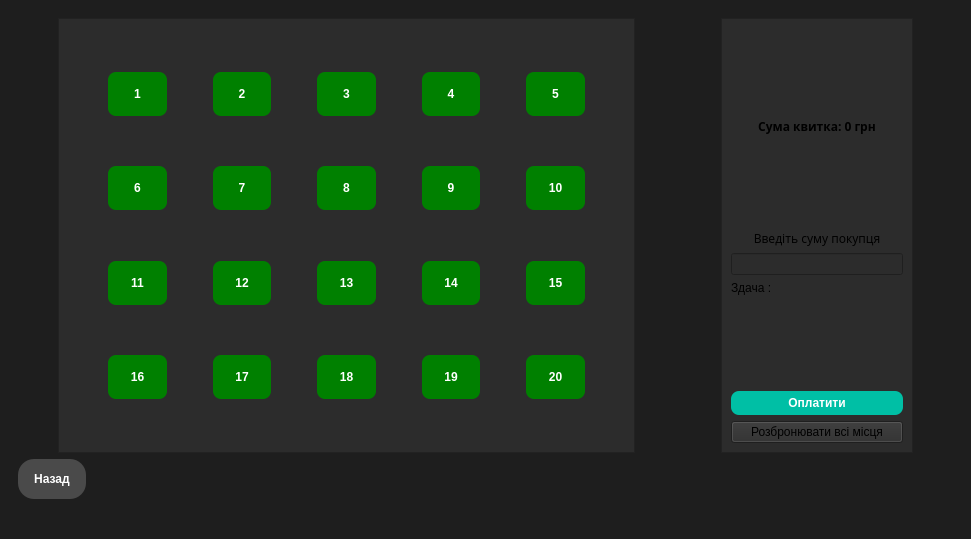
This is mainwindow.ui in Woratt/Cinema as Qt 5 draws it before an edit. The edited form follows.
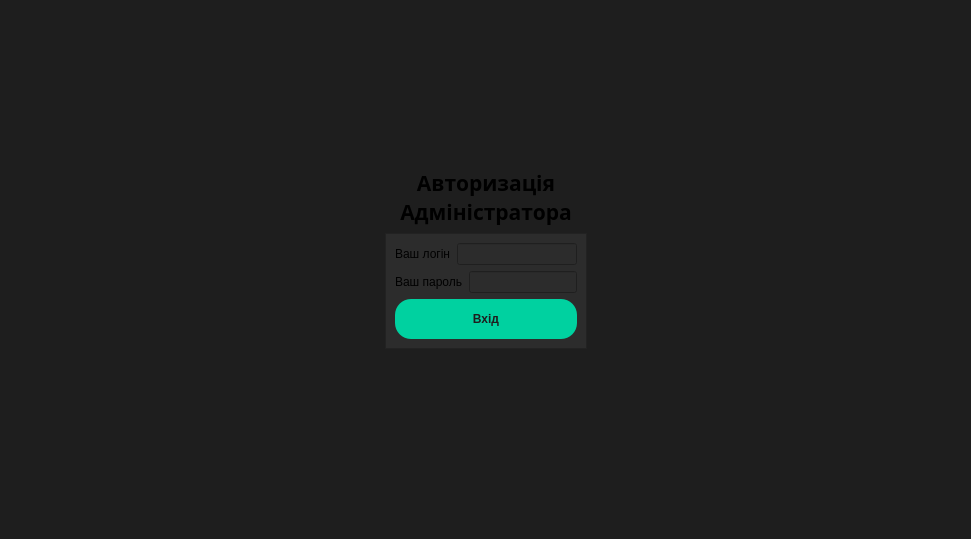
This is the edited form. The open tabs and pages were chosen to show the change.

Commit message: add part of the admin panel

Patch:
```diff
--- a/mainwindow.ui
+++ b/mainwindow.ui
@@ -17,8 +17,8 @@
    <string notr="true">background-color: #1E1E1E;</string>
   </property>
   <widget class="QWidget" name="centralwidget">
-   <layout class="QVBoxLayout" name="verticalLayout_13">
-    <item>
+   <layout class="QGridLayout" name="gridLayout_6">
+    <item row="2" column="2">
      <widget class="QStackedWidget" name="stackedWidget">
       <property name="autoFillBackground">
        <bool>false</bool>
@@ -182,8 +182,25 @@
           </property>
          </spacer>
         </item>
-        <item row="1" column="4">
-         <spacer name="horizontalSpacer_8">
+       </layout>
+      </widget>
+      <widget class="QWidget" name="page_5">
+       <layout class="QGridLayout" name="gridLayout_5">
+        <item row="1" column="1">
+         <spacer name="horizontalSpacer_11">
+          <property name="orientation">
+           <enum>Qt::Orientation::Horizontal</enum>
+          </property>
+          <property name="sizeHint" stdset="0">
+           <size>
+            <width>40</width>
+            <height>20</height>
+           </size>
+          </property>
+         </spacer>
+        </item>
+        <item row="1" column="3">
+         <spacer name="horizontalSpacer_13">
           <property name="orientation">
            <enum>Qt::Orientation::Horizontal</enum>
           </property>
@@ -196,7 +213,7 @@
          </spacer>
         </item>
         <item row="1" column="0">
-         <spacer name="horizontalSpacer_7">
+         <spacer name="horizontalSpacer">
           <property name="orientation">
            <enum>Qt::Orientation::Horizontal</enum>
           </property>
@@ -208,8 +225,143 @@
           </property>
          </spacer>
         </item>
+        <item row="1" column="2">
+         <layout class="QVBoxLayout" name="verticalLayout_7">
+          <item>
+           <widget class="QLabel" name="label_5">
+            <property name="font">
+             <font>
+              <family>Lucida Sans Unicode</family>
+              <pointsize>16</pointsize>
+              <bold>true</bold>
+             </font>
+            </property>
+            <property name="acceptDrops">
+             <bool>false</bool>
+            </property>
+            <property name="autoFillBackground">
+             <bool>false</bool>
+            </property>
+            <property name="text">
+             <string>Авторизація Адміністратора</string>
+            </property>
+            <property name="scaledContents">
+             <bool>false</bool>
+            </property>
+            <property name="alignment">
+             <set>Qt::AlignmentFlag::AlignCenter</set>
+            </property>
+            <property name="wordWrap">
+             <bool>true</bool>
+            </property>
+           </widget>
+          </item>
+          <item>
+           <widget class="QFrame" name="frame_5">
+            <property name="styleSheet">
+             <string notr="true">background-color: #2C2C2C;</string>
+            </property>
+            <property name="frameShape">
+             <enum>QFrame::Shape::StyledPanel</enum>
+            </property>
+            <property name="frameShadow">
+             <enum>QFrame::Shadow::Raised</enum>
+            </property>
+            <layout class="QVBoxLayout" name="verticalLayout_25">
+             <item>
+              <layout class="QVBoxLayout" name="verticalLayout_6">
+               <item>
+                <layout class="QVBoxLayout" name="verticalLayout_2">
+                 <item>
+                  <layout class="QHBoxLayout" name="horizontalLayout_11">
+                   <item>
+                    <widget class="QLabel" name="label_6">
+                     <property name="text">
+                      <string>Ваш логін</string>
+                     </property>
+                    </widget>
+                   </item>
+                   <item>
+                    <widget class="QLineEdit" name="lineEdit_7"/>
+                   </item>
+                  </layout>
+                 </item>
+                 <item>
+                  <layout class="QHBoxLayout" name="horizontalLayout_12">
+                   <item>
+                    <widget class="QLabel" name="label_13">
+                     <property name="text">
+                      <string>Ваш пароль</string>
+                     </property>
+                    </widget>
+                   </item>
+                   <item>
+                    <widget class="QLineEdit" name="lineEdit_8"/>
+                   </item>
+                  </layout>
+                 </item>
+                </layout>
+               </item>
+               <item>
+                <widget class="QPushButton" name="pushButton_34">
+                 <property name="styleSheet">
+                  <string notr="true">QPushButton {
+    background-color: #00D1A0; 
+    color: #1E1E1E;           
+    border: none;             
+    border-radius: 16px;         
+    padding: 8px 16px;       
+    font-weight: bold;        
+    min-height: 24px;         
+}
+
+QPushButton:hover {
+    background-color: #00F0B0; 
+}</string>
+                 </property>
+                 <property name="text">
+                  <string>Вхід</string>
+                 </property>
+                </widget>
+               </item>
+               <item>
+                <layout class="QHBoxLayout" name="horizontalLayout_13"/>
+               </item>
+              </layout>
+             </item>
+            </layout>
+           </widget>
+          </item>
+         </layout>
+        </item>
+        <item row="1" column="4">
+         <spacer name="horizontalSpacer_2">
+          <property name="orientation">
+           <enum>Qt::Orientation::Horizontal</enum>
+          </property>
+          <property name="sizeHint" stdset="0">
+           <size>
+            <width>40</width>
+            <height>20</height>
+           </size>
+          </property>
+         </spacer>
+        </item>
+        <item row="0" column="2">
+         <spacer name="verticalSpacer">
+          <property name="orientation">
+           <enum>Qt::Orientation::Vertical</enum>
+          </property>
+          <property name="sizeHint" stdset="0">
+           <size>
+            <width>20</width>
+            <height>40</height>
+           </size>
+          </property>
+         </spacer>
+        </item>
         <item row="2" column="2">
-         <spacer name="verticalSpacer_6">
+         <spacer name="verticalSpacer_2">
           <property name="orientation">
            <enum>Qt::Orientation::Vertical</enum>
           </property>
```
Left out of the diff: 134 changed lines with no effect on the pictures. The commit also changes 9 other files.
